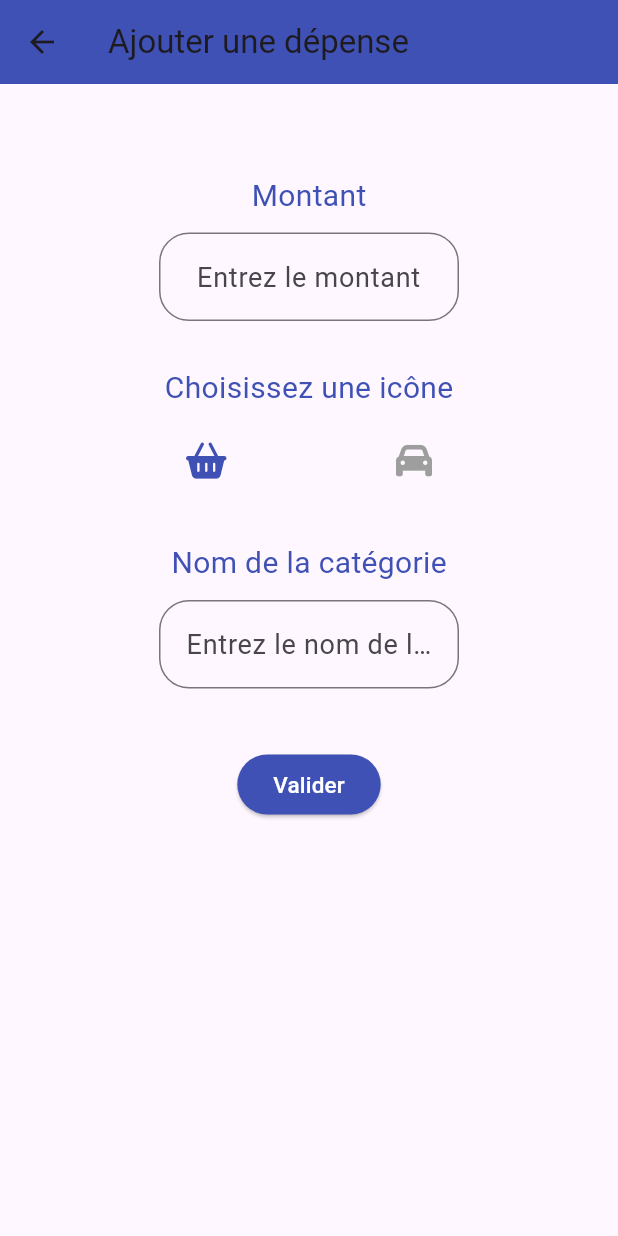
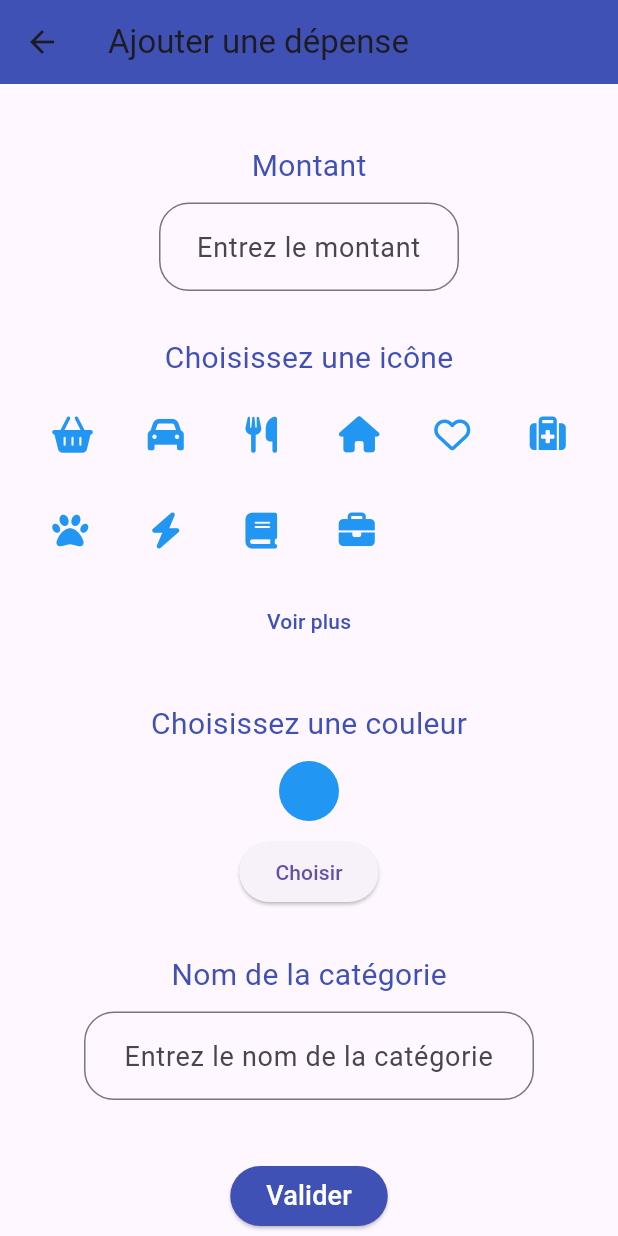
Before and after one commit to mdeport/budget_app, a Flutter app: the AjouterDepensePage screen opened directly, on a phone screen of 412 x 824 dp. Run offline on Flutter 3.47's test engine with Material 3 defaults, Android fonts, the phone set to English and light mode, and no system bars; our stand-ins replace cloud_firestore, firebase_auth, firebase_core, font_awesome_flutter, google_fonts, syncfusion_flutter_charts; missing offline and left inert: flutter_material_color_picker; accounts and stored records are empty.

Commit message:
ajout du choix des icon et de la couleur des icons

```diff
--- a/lib/pages/page-contenue-app/page-budget/Page-depense/page-ajouts-depense.dart
+++ b/lib/pages/page-contenue-app/page-budget/Page-depense/page-ajouts-depense.dart
@@ -2,6 +2,7 @@ import 'package:application_budget_app/pages/page-contenue-app/page-budget/page-
 import 'package:font_awesome_flutter/font_awesome_flutter.dart';
 import 'package:application_budget_app/base-de-donnees/page-depense-controlleur.dart';
 import 'package:firebase_auth/firebase_auth.dart';
+import 'package:flutter_material_color_picker/flutter_material_color_picker.dart';
 import 'package:flutter/material.dart';
 
 class AjouterDepensePage extends StatefulWidget {
@@ -10,15 +11,71 @@ class AjouterDepensePage extends StatefulWidget {
 }
 
 class _AjouterDepensePageState extends State<AjouterDepensePage> {
-  IconData selectedIcon = FontAwesomeIcons.shoppingBasket;
+  IconData selectedIcon = Icons.shopping_basket;
+  Color selectedColor = Colors.blue;
+  IconData? chosenIcon;
 
   final FirebaseAuth _auth = FirebaseAuth.instance;
 
   TextEditingController prixControlleur = TextEditingController();
   TextEditingController nomDepenseControlleur = TextEditingController();
 
+  List<IconData> depenseIcons = [
+    FontAwesomeIcons.shoppingBasket,
+    FontAwesomeIcons.car,
+    FontAwesomeIcons.utensils,
+    FontAwesomeIcons.home,
+    FontAwesomeIcons.heart,
+    FontAwesomeIcons.medkit,
+    FontAwesomeIcons.paw,
+    FontAwesomeIcons.bolt,
+    FontAwesomeIcons.book,
+    FontAwesomeIcons.briefcase,
+    FontAwesomeIcons.bus,
+    FontAwesomeIcons.plane,
+    FontAwesomeIcons.coffee,
+    FontAwesomeIcons.creditCard,
+    FontAwesomeIcons.cut,
+    FontAwesomeIcons.bed,
+    FontAwesomeIcons.dumbbell,
+    FontAwesomeIcons.cocktail,
+    FontAwesomeIcons.fileInvoiceDollar,
+    FontAwesomeIcons.gasPump,
+    FontAwesomeIcons.graduationCap,
+    FontAwesomeIcons.hamburger,
+    FontAwesomeIcons.heartbeat,
+    FontAwesomeIcons.mortarPestle,
+    FontAwesomeIcons.music,
+    FontAwesomeIcons.paintBrush,
+    FontAwesomeIcons.paperPlane,
+    FontAwesomeIcons.pencilAlt,
+    FontAwesomeIcons.phone,
+    FontAwesomeIcons.running,
+    FontAwesomeIcons.snowflake,
+    FontAwesomeIcons.smoking,
+    FontAwesomeIcons.shoppingBag,
+    FontAwesomeIcons.spa,
+    FontAwesomeIcons.suitcase,
+    FontAwesomeIcons.sun,
+    FontAwesomeIcons.swimmingPool,
+    FontAwesomeIcons.taxi,
+    FontAwesomeIcons.ticketAlt,
+    FontAwesomeIcons.train,
+    FontAwesomeIcons.tree,
+    FontAwesomeIcons.tv,
+    FontAwesomeIcons.wineBottle,
+    FontAwesomeIcons.wallet,
+    FontAwesomeIcons.video,
+    FontAwesomeIcons.shoppingCart,
+  ];
+
+  bool showAllIcons = false;
+
   @override
   Widget build(BuildContext context) {
+    List<IconData> displayedIcons =
+        showAllIcons ? depenseIcons : depenseIcons.take(10).toList();
+
     return Scaffold(
       appBar: AppBar(
         title: const Text('Ajouter une dépense'),
@@ -29,7 +86,7 @@ class _AjouterDepensePageState extends State<AjouterDepensePage> {
         child: Column(
           crossAxisAlignment: CrossAxisAlignment.center,
           children: [
-            const SizedBox(height: 40),
+            const SizedBox(height: 20),
             const Text(
               'Montant',
               style: TextStyle(fontSize: 20, color: Colors.indigo),
@@ -56,32 +113,102 @@ class _AjouterDepensePageState extends State<AjouterDepensePage> {
               style: TextStyle(fontSize: 20, color: Colors.indigo),
             ),
             const SizedBox(height: 10),
-            Row(
-              mainAxisAlignment: MainAxisAlignment.spaceEvenly,
-              children: [
-                IconButton(
-                  icon: const Icon(FontAwesomeIcons.shoppingBasket),
+            GridView.builder(
+              shrinkWrap: true,
+              gridDelegate: const SliverGridDelegateWithFixedCrossAxisCount(
+                crossAxisCount: 6,
+                mainAxisSpacing: 10.0,
+                crossAxisSpacing: 10.0,
+                childAspectRatio: 1.0,
+              ),
+              itemCount: displayedIcons.length,
+              itemBuilder: (context, index) {
+                final icon = displayedIcons[index];
+                return IconButton(
+                  icon: Icon(icon, color: selectedColor),
                   onPressed: () {
                     setState(() {
-                      selectedIcon = FontAwesomeIcons.shoppingBasket;
+                      selectedIcon = icon;
+                      // pour sauvegarder le nom d'une icone dans la bdd il faut faire
+                      chosenIcon = icon;
                     });
                   },
-                  color: selectedIcon == FontAwesomeIcons.shoppingBasket
-                      ? Colors.indigo
-                      : Colors.grey,
+                  color: selectedIcon == icon ? Colors.indigo : Colors.grey,
+                );
+              },
             ),
-                IconButton(
-                  icon: const Icon(FontAwesomeIcons.car),
+            const SizedBox(height: 10),
+            if (!showAllIcons)
+              TextButton(
                 onPressed: () {
                   setState(() {
-                      selectedIcon = FontAwesomeIcons.car;
+                    showAllIcons = true;
                   });
                 },
-                  color: selectedIcon == FontAwesomeIcons.car
-                      ? Colors.indigo
-                      : Colors.grey,
+                child: const Text(
+                  'Voir plus',
+                  style: TextStyle(color: Colors.indigo),
+                ),
+              ),
+            if (showAllIcons)
+              TextButton(
+                onPressed: () {
+                  setState(() {
+                    showAllIcons = false;
+                  });
+                },
+                child: const Text(
+                  'Voir moins',
+                  style: TextStyle(color: Colors.indigo),
+                ),
+              ),
+            const SizedBox(height: 30),
+            const Text(
+              'Choisissez une couleur',
+              style: TextStyle(fontSize: 20, color: Colors.indigo),
+            ),
+            const SizedBox(height: 10),
+            Container(
+              width: 40,
+              height: 40,
+              decoration: BoxDecoration(
+                color: selectedColor,
+                shape: BoxShape.circle,
+              ),
+            ),
+            const SizedBox(height: 10),
+            ElevatedButton(
+              onPressed: () {
+                showDialog(
+                  context: context,
+                  builder: (BuildContext context) {
+                    return AlertDialog(
+                      title: const Text('Choisir une couleur'),
+                      content: SingleChildScrollView(
+                        child: MaterialColorPicker(
+                          selectedColor: selectedColor,
+                          onColorChange: (Color color) {
+                            setState(() {
+                              selectedColor = color;
+                            });
+                          },
+                          circleSize: 40.0,
+                          spacing: 10.0,
+                        ),
+                      ),
+                      actions: <Widget>[
+                        TextButton(
+                          child: const Text('OK'),
+                          onPressed: () {
+                            Navigator.of(context).pop();
+                          },
                         ),
                       ],
+                    );
+                  },
+                );
+              },
+              child: const Text('Choisir'),
             ),
             const SizedBox(height: 30),
             const Text(
@@ -90,7 +217,7 @@ class _AjouterDepensePageState extends State<AjouterDepensePage> {
             ),
             const SizedBox(height: 10),
             SizedBox(
-              width: 200,
+              width: 300,
               child: TextField(
                 controller: nomDepenseControlleur,
                 textAlign: TextAlign.center,
@@ -106,13 +233,31 @@ class _AjouterDepensePageState extends State<AjouterDepensePage> {
             const SizedBox(height: 40),
             ElevatedButton(
               onPressed: () {
+                if (nomDepenseControlleur.text.isEmpty ||
+                    prixControlleur.text.isEmpty ||
+                    chosenIcon == null) {
+                  // Afficher un message d'alerte si un champ est vide ou si aucune icône n'est choisie
+                  ScaffoldMessenger.of(context).showSnackBar(
+                    const SnackBar(
+                      content: Text(
+                          'Veuillez remplir tous les champs et choisir une icône.'),
+                    ),
+                  );
+                } else {
+                  // Tous les champs sont remplis, procéder à l'ajout de la dépense
                   User? user = _auth.currentUser;
-
                   String userId = user!.uid;
                   String nomDepense = nomDepenseControlleur.text;
                   double prix = double.parse(prixControlleur.text);
-                String iconUrl = "test";
-                ajoutDepense(userId, nomDepense, prix, iconUrl).then((_) {
+                  String iconUrl = chosenIcon!.codePoint.toString();
+                  String couleur = selectedColor.toString();
+                  ajoutDepense(
+                    userId,
+                    nomDepense,
+                    prix,
+                    iconUrl,
+                    couleur,
+                  ).then((_) {
                     Navigator.push(
                       context,
                       MaterialPageRoute(
@@ -120,6 +265,7 @@ class _AjouterDepensePageState extends State<AjouterDepensePage> {
                       ),
                     );
                   });
+                }
               },
               style: ElevatedButton.styleFrom(
                 backgroundColor: Colors.indigo,
@@ -129,7 +275,7 @@ class _AjouterDepensePageState extends State<AjouterDepensePage> {
               ),
               child: const Text(
                 'Valider',
-                style: TextStyle(color: Colors.white, fontSize: 15),
+                style: TextStyle(color: Colors.white, fontSize: 18),
               ),
             ),
           ],
--- a/lib/pages/page-contenue-app/page-budget/page-budget-principal.dart
+++ b/lib/pages/page-contenue-app/page-budget/page-budget-principal.dart
@@ -161,8 +161,6 @@ class DepensePage extends StatefulWidget {
 
   @override
   State<DepensePage> createState() => _DepensePageState();
-
-  void refreshData() {}
 }
 
 class _DepensePageState extends State<DepensePage> {
--- a/pubspec.yaml
+++ b/pubspec.yaml
@@ -40,6 +40,7 @@ dependencies:
   cupertino_icons: ^1.0.2
   google_fonts: ^6.1.0
   font_awesome_flutter: ^10.6.0
+  flutter_material_color_picker: ^1.2.0
 
   syncfusion_flutter_charts: ^25.1.35
 
```
Also changed, not shown: lib/base-de-donnees/page-depense-controlleur.dart (+8 -2 lines), pubspec.lock. Lines whose indentation alone changed are shown as unchanged.
